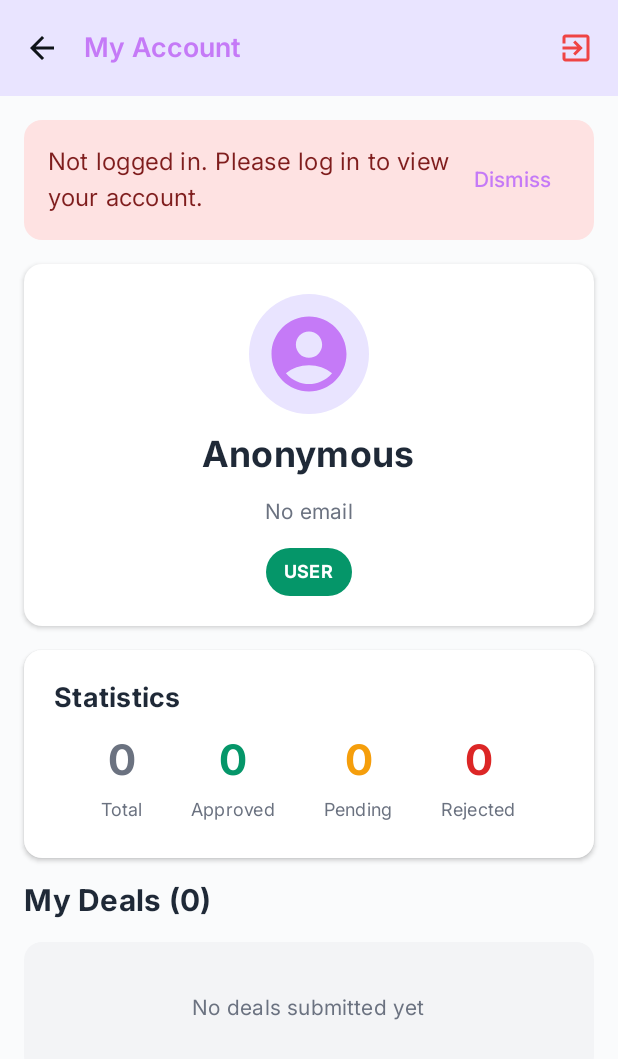
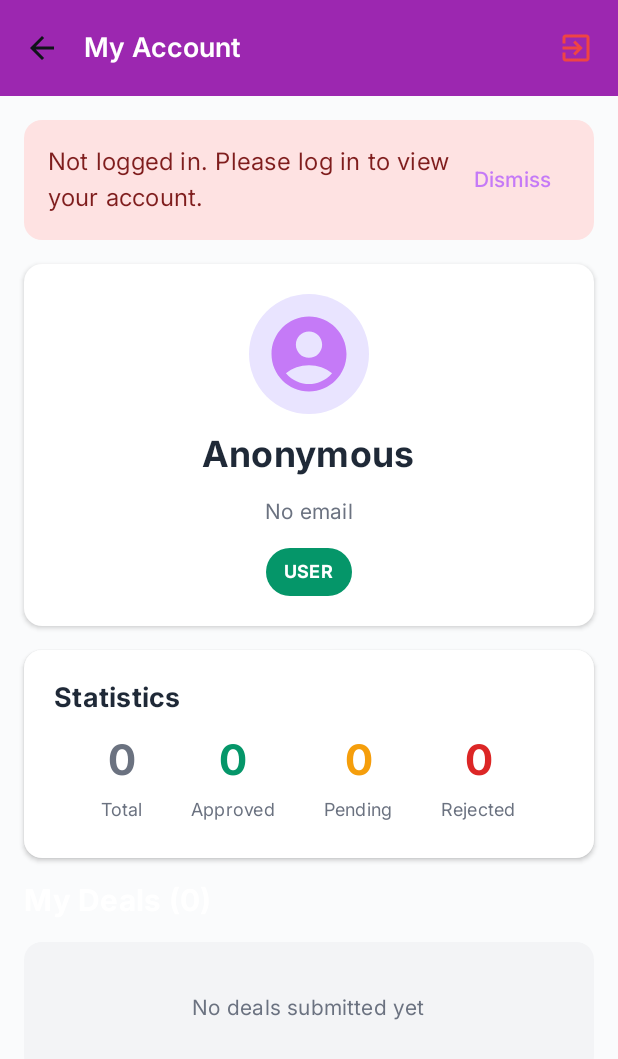
Before and after one commit to Magdyz/DohaDealsRadar, an Android app built with Jetpack Compose: the UserAccountScreen screen opened through its navigation route, on a phone screen of 412 x 824 dp. Shown: the top 1059 px of the screen. Run offline under Robolectric (Android 15) with nearby library versions, the phone set to English and light mode, and no system bars; our stand-ins replace Room's generated code, accompanist; network calls fail.

Commit message:
sprint 5 complete

```diff
--- a/feature/feed/src/main/java/qa/deals/doha/feature/feed/account/UserAccountScreen.kt
+++ b/feature/feed/src/main/java/qa/deals/doha/feature/feed/account/UserAccountScreen.kt
@@ -118,8 +118,8 @@ fun UserAccountScreen(
                     }
                 },
                 colors = TopAppBarDefaults.topAppBarColors(
-                    containerColor = MaterialTheme.colorScheme.primaryContainer,
-                    titleContentColor = MaterialTheme.colorScheme.onPrimaryContainer
+                    containerColor = Color(0xFF9C27B0),  // App purple (matches selected category)
+                    titleContentColor = Color.White
                 )
             )
         }
@@ -215,18 +215,11 @@ fun UserAccountScreen(
                     Text(
 
                         text = "My Deals (${userDeals.size})",
-
                         fontSize = 20.sp,
-
                         fontWeight = FontWeight.Bold,
-
-                        color = Color(0xFF1F2937)
-
+                        color = Color.White,
                     )
-
                 }
-
-
 
                 // User's Deals List
 
@@ -471,7 +464,6 @@ private fun UserProfileCard(
                     modifier = Modifier.padding(horizontal = 12.dp, vertical = 4.dp),
 
                     color = Color.White,
-
                     fontSize = 12.sp,
 
                     fontWeight = FontWeight.Bold
```
